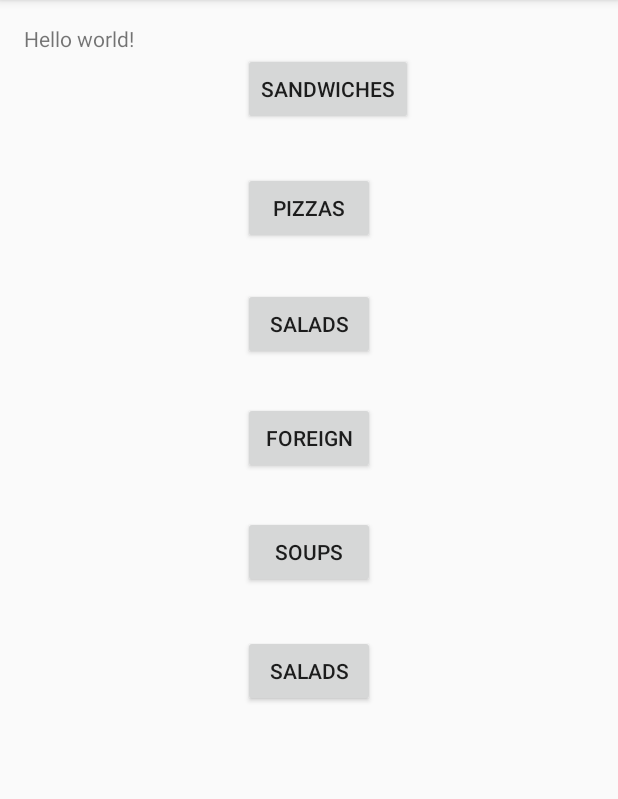
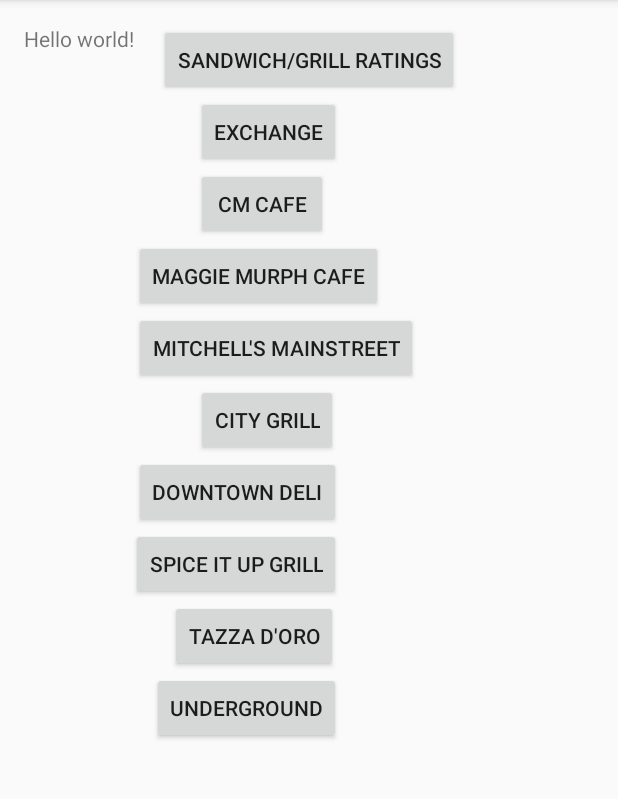
Before and after one commit to dagronlund/tartan-hacks-2016, an Android app: the screen it shows after launch (MainActivity), on a phone screen of 412 x 824 dp, the part 84-883 px from its top. Run offline under Robolectric (Android 15) with nearby library versions, the phone set to English and light mode, and no system bars.

Commit message:
sandwich/grill ratings
sandwich/grill ratings.

```diff
--- a/TartanHacksApp/app/src/main/res/layout/activity_main.xml
+++ b/TartanHacksApp/app/src/main/res/layout/activity_main.xml
@@ -12,37 +12,25 @@
     <Button
         android:layout_width="wrap_content"
         android:layout_height="wrap_content"
-        android:text="Sandwiches"
+        android:text="sandwich/grill ratings"
         android:id="@+id/button"
-        android:layout_below="@+id/textView"
-        android:layout_alignLeft="@+id/button2"
-        android:layout_alignStart="@+id/button2" />
+        android:layout_alignTop="@+id/textView"
+        android:layout_centerHorizontal="true" />
 
     <Button
         android:layout_width="wrap_content"
         android:layout_height="wrap_content"
-        android:text="PIZZAS"
-        android:id="@+id/button2"
+        android:text="EXCHANGE"
+        android:id="@+id/button3"
         android:layout_below="@+id/button"
-        android:layout_centerHorizontal="true"
-        android:layout_marginTop="31dp" />
+        android:layout_alignRight="@+id/button7"
+        android:layout_alignEnd="@+id/button7" />
 
     <Button
         android:layout_width="wrap_content"
         android:layout_height="wrap_content"
-        android:text="SALADS"
-        android:id="@+id/button3"
-        android:layout_below="@+id/button2"
-        android:layout_alignLeft="@+id/button2"
-        android:layout_alignStart="@+id/button2"
-        android:layout_marginTop="29dp" />
-
-    <Button
-        android:layout_width="wrap_content"
-        android:layout_height="wrap_content"
-        android:text="FOREIGN"
-        android:id="@+id/button4"
-        android:layout_marginTop="28dp"
+        android:text="CM Cafe"
+        android:id="@+id/button2"
         android:layout_below="@+id/button3"
         android:layout_alignLeft="@+id/button3"
         android:layout_alignStart="@+id/button3" />
@@ -50,19 +38,64 @@
     <Button
         android:layout_width="wrap_content"
         android:layout_height="wrap_content"
-        android:text="SOUPS"
-        android:id="@+id/button5"
-        android:layout_below="@+id/button4"
-        android:layout_centerHorizontal="true"
-        android:layout_marginTop="28dp" />
+        android:text="Maggie Murph Cafe"
+        android:id="@+id/button4"
+        android:layout_below="@+id/button2"
+        android:layout_toRightOf="@+id/textView"
+        android:layout_toEndOf="@+id/textView" />
 
     <Button
         android:layout_width="wrap_content"
         android:layout_height="wrap_content"
-        android:text="SALADS"
+        android:text="MITCHELL&apos;S MAINSTREET"
+        android:id="@+id/button5"
+        android:layout_below="@+id/button4"
+        android:layout_alignLeft="@+id/button4"
+        android:layout_alignStart="@+id/button4" />
+
+    <Button
+        android:layout_width="wrap_content"
+        android:layout_height="wrap_content"
+        android:text="city grill"
         android:id="@+id/button6"
         android:layout_below="@+id/button5"
-        android:layout_centerHorizontal="true"
-        android:layout_marginTop="31dp" />
+        android:layout_alignLeft="@+id/button2"
+        android:layout_alignStart="@+id/button2" />
+
+    <Button
+        android:layout_width="wrap_content"
+        android:layout_height="wrap_content"
+        android:text="downtown deli"
+        android:id="@+id/button7"
+        android:layout_below="@+id/button6"
+        android:layout_alignLeft="@+id/button5"
+        android:layout_alignStart="@+id/button5" />
+
+    <Button
+        android:layout_width="wrap_content"
+        android:layout_height="wrap_content"
+        android:text="spice it up grill"
+        android:id="@+id/button8"
+        android:layout_below="@+id/button7"
+        android:layout_alignRight="@+id/button7"
+        android:layout_alignEnd="@+id/button7" />
+
+    <Button
+        android:layout_width="wrap_content"
+        android:layout_height="wrap_content"
+        android:text="tazza d&apos;oro"
+        android:id="@+id/button9"
+        android:layout_below="@+id/button8"
+        android:layout_alignRight="@+id/button6"
+        android:layout_alignEnd="@+id/button6" />
+
+    <Button
+        android:layout_width="wrap_content"
+        android:layout_height="wrap_content"
+        android:text="Underground"
+        android:id="@+id/button10"
+        android:layout_below="@+id/button9"
+        android:layout_alignRight="@+id/button8"
+        android:layout_alignEnd="@+id/button8" />
 
 </RelativeLayout>
```
